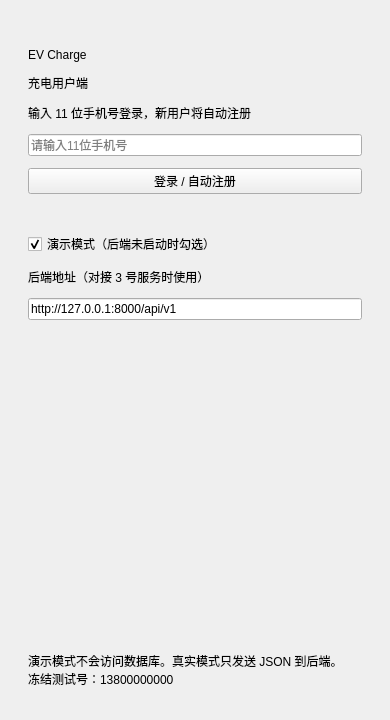
BIT26FallMiniSemester/MapForECarCharger, file loginpage.ui: the form before one commit.
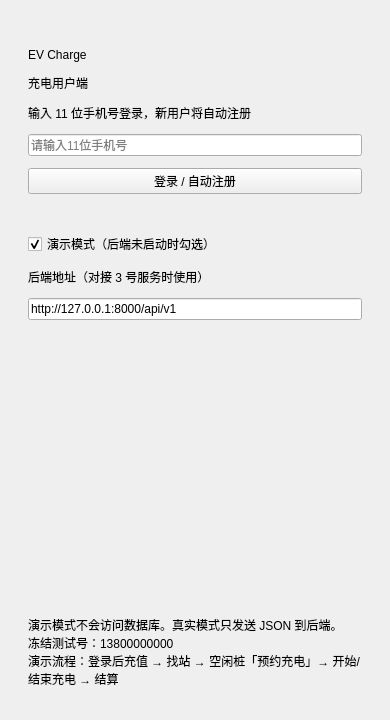
The form after the commit.

What changed in the file:
```diff
--- a/loginpage.ui
+++ b/loginpage.ui
@@ -124,7 +124,8 @@
     <widget class="QLabel" name="hintLabel">
      <property name="text">
       <string>演示模式不会访问数据库。真实模式只发送 JSON 到后端。
-冻结测试号：13800000000</string>
+冻结测试号：13800000000
+演示流程：登录后充值 → 找站 → 空闲桩「预约充电」→ 开始/结束充电 → 结算</string>
      </property>
      <property name="wordWrap">
       <bool>true</bool>
```
